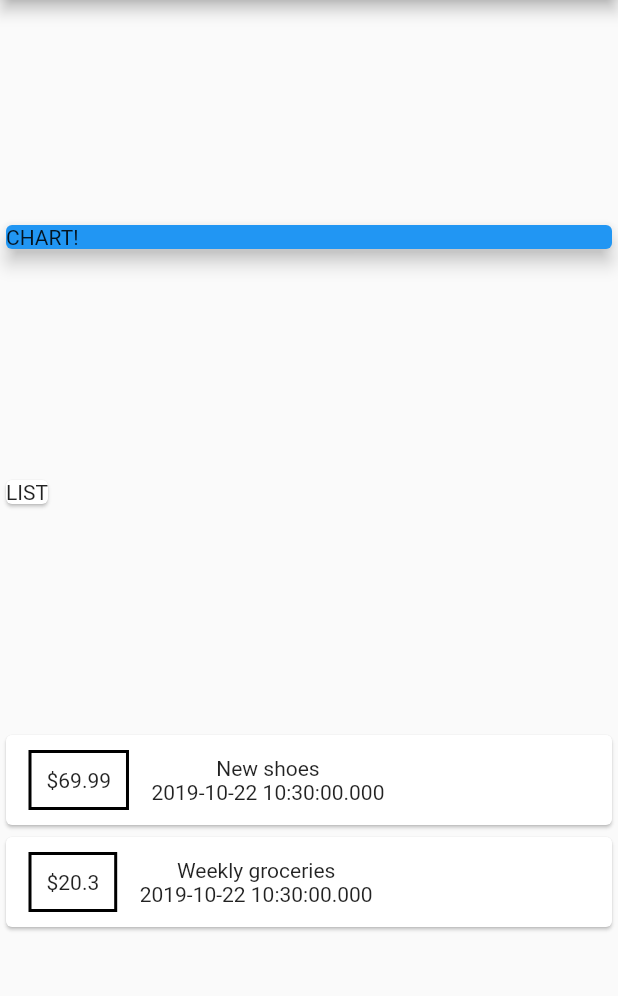
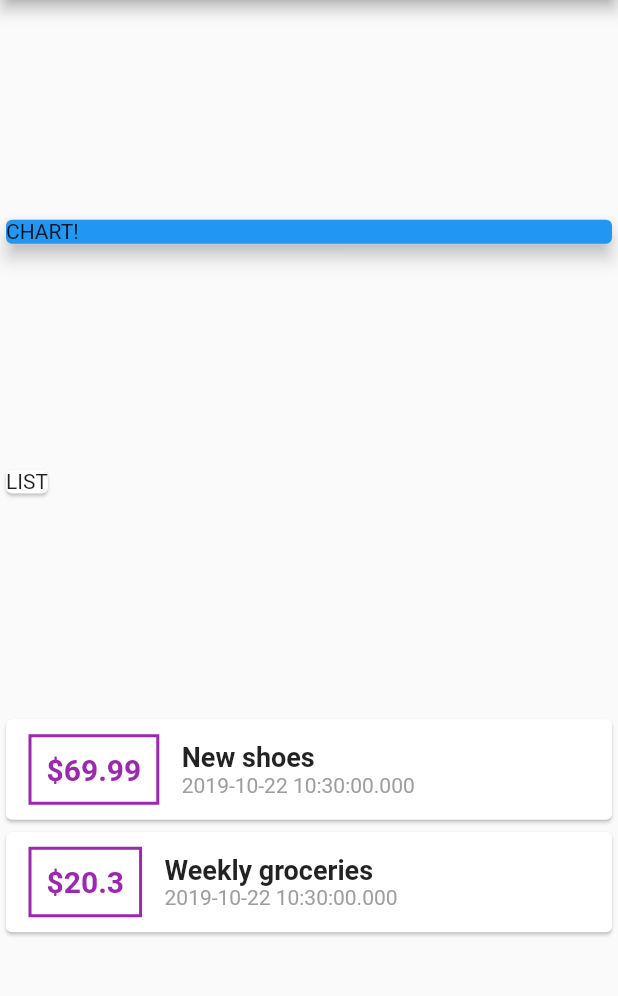
Before and after one commit to Cristhho/personal_expenses, a Flutter app: the screen it shows after launch, on a phone screen of 412 x 824 dp, the part 84-1080 px from its top. Run offline on Flutter 3.47's test engine with Material 2 defaults, Android fonts, the phone set to English and light mode, and no system bars.

Commit message:
Text styling

```diff
--- a/lib/main.dart
+++ b/lib/main.dart
@@ -50,17 +50,22 @@ class MyHomePage extends StatelessWidget {
                           vertical: 10.0, horizontal: 15.0
                       ),
                       decoration: BoxDecoration(
-                          border: Border.all(color: Colors.black, width: 2)
+                          border: Border.all(color: Colors.purple, width: 2)
                       ),
                       padding: (
                         EdgeInsets.all(10.0)
                       ),
-                      child: Text('\$' + trs.amount.toString()),
+                      child: Text(
+                        '\$' + trs.amount.toString(),
+                        style: TextStyle(fontWeight: FontWeight.bold,
+                            fontSize: 20.0, color: Colors.purple),
+                      ),
                     ),
                     Column(
+                      crossAxisAlignment: CrossAxisAlignment.start,
                       children: <Widget>[
-                        Text(trs.title),
-                        Text(trs.date.toString())
+                        Text(trs.title, style: TextStyle(fontSize: 18.0, fontWeight: FontWeight.bold)),
+                        Text(trs.date.toString(), style: TextStyle(fontSize: 14.0, color: Colors.grey))
                       ],
                     )
                   ],
```
